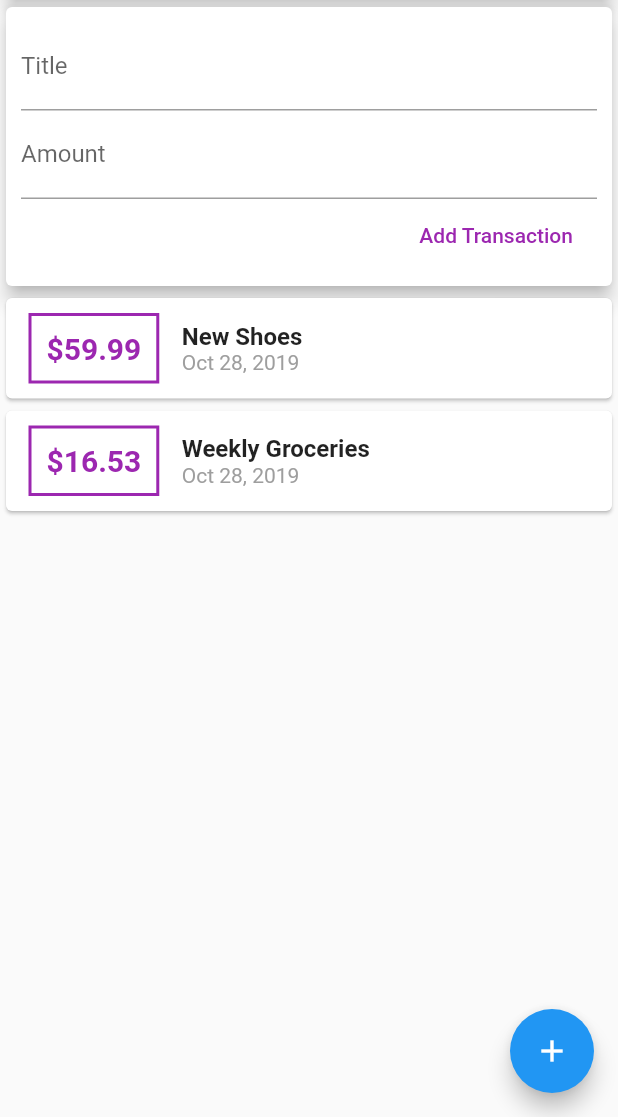
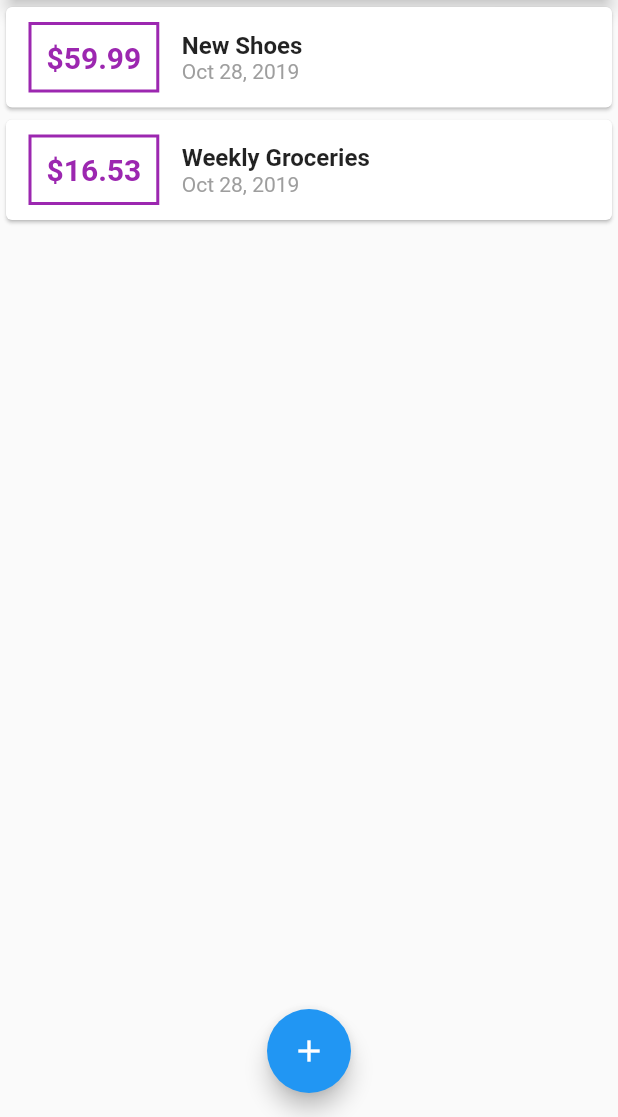
Before and after one commit to BartDabro/budget, a Flutter app: the screen it shows after launch, on a phone screen of 412 x 824 dp, the part 119-1236 px from its top. Run offline on Flutter 3.47's test engine with Material 2 defaults, Android fonts, the phone set to English and light mode, and no system bars.

```diff
--- a/lib/main.dart
+++ b/lib/main.dart
@@ -1,5 +1,7 @@
 import 'package:flutter/material.dart';
-import './widgets/user_transaction.dart';
+import './widgets/new_transaction.dart';
+import './widgets/transaction_list.dart';
+import './models/transaction.dart';
 
 void main() => runApp(MyApp());
 
@@ -13,7 +15,58 @@ class MyApp extends StatelessWidget {
   }
 }
 
-class MyHomePage extends StatelessWidget {
+class MyHomePage extends StatefulWidget {
+
+  @override
+  _MyHomePageState createState() => _MyHomePageState();
+}
+
+class _MyHomePageState extends State<MyHomePage> {
+
+  final List<Transaction> _userTransactions = [
+    Transaction(
+      id: 't1',
+      title: 'New Shoes',
+      amount: 59.99,
+      date: DateTime.now(),
+    ),
+    Transaction(
+      id: 't2',
+      title: 'Weekly Groceries',
+      amount: 16.53,
+      date: DateTime.now(),
+    ),
+  ];
+
+
+
+  void _addNewTransaction(String txTitle, double txAmount) {
+
+    final newTx = Transaction(
+        id: DateTime.now().toString(),
+        title: txTitle,
+        amount: txAmount,
+        date: DateTime.now(),
+
+        );
+
+        setState(() {
+         _userTransactions.add(newTx);
+        });
+  }
+
+
+  void _startAddNewTransaction(BuildContext ctx)
+  {
+    showModalBottomSheet(context: ctx, builder: (_) {
+      return GestureDetector(
+        onTap: () {},
+        child: NewTransaction(_addNewTransaction),
+        behavior: HitTestBehavior.opaque,
+      );
+    },);
+  }
+
   @override
   Widget build(BuildContext context) {
     return Scaffold(
@@ -22,7 +75,7 @@ class MyHomePage extends StatelessWidget {
         actions: <Widget>[
           IconButton(
             icon: Icon(Icons.add),
-            onPressed: () {},
+            onPressed: () => _startAddNewTransaction(context),
           ),
         ],
       ),
@@ -38,13 +91,14 @@ class MyHomePage extends StatelessWidget {
                 elevation: 5,
               ),
             ),
-            UsersTransactions()
+            TransactionList(_userTransactions),
           ],
         ),
       ),
+      floatingActionButtonLocation: FloatingActionButtonLocation.centerFloat ,
       floatingActionButton: FloatingActionButton(
         child: Icon(Icons.add),
-        onPressed: () {},
+        onPressed: () => _startAddNewTransaction(context),
       ),
     );
   }
--- a/lib/widgets/user_transaction.dart
+++ b/lib/widgets/user_transaction.dart
@@ -10,37 +10,6 @@ class UsersTransactions extends StatefulWidget {
 }
 
 class _UsersTransactionsState extends State<UsersTransactions> {
-  final List<Transaction> _userTransactions = [
-    Transaction(
-      id: 't1',
-      title: 'New Shoes',
-      amount: 59.99,
-      date: DateTime.now(),
-    ),
-    Transaction(
-      id: 't2',
-      title: 'Weekly Groceries',
-      amount: 16.53,
-      date: DateTime.now(),
-    ),
-  ];
-
-
-
-  void _addNewTransaction(String txTitle, double txAmount) {
-
-    final newTx = Transaction(
-        id: DateTime.now().toString(),
-        title: txTitle,
-        amount: txAmount,
-        date: DateTime.now(),
-
-        );
-
-        setState(() {
-         _userTransactions.add(newTx);
-        });
-  }
 
 
   @override
```
